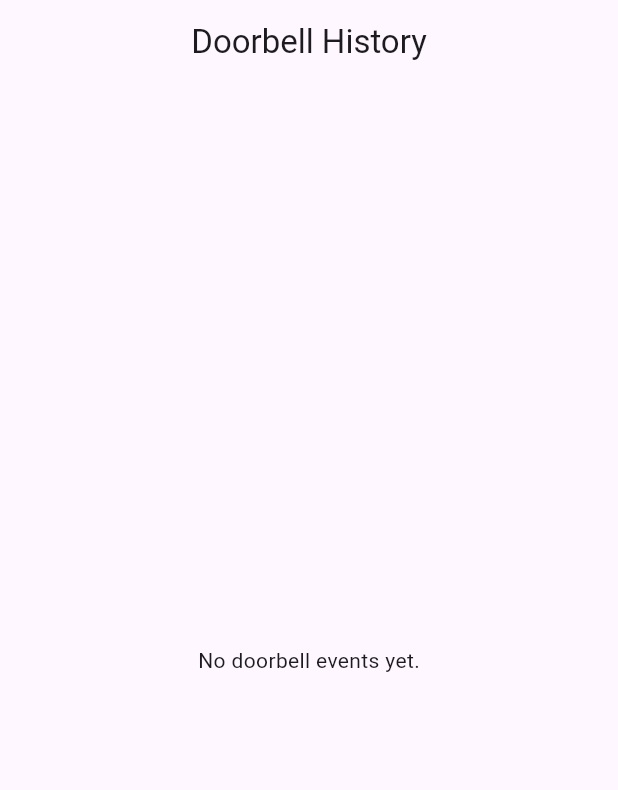
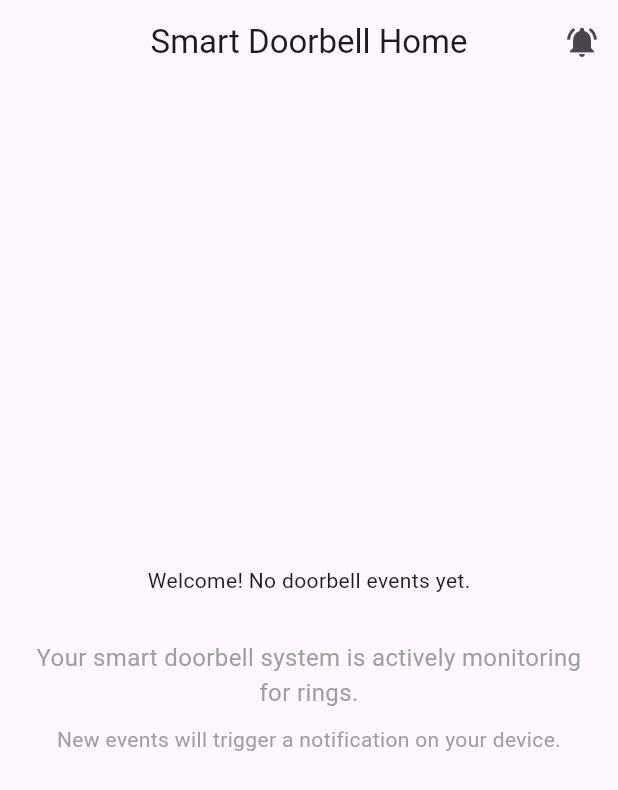
Before and after one commit to fenan-yosef/wireless_doorbell_app, a Flutter app: the screen it shows after launch, on a phone screen of 412 x 824 dp. Shown: the top 790 px of the screen. Run offline on Flutter 3.47's test engine with Material 3 defaults, Android fonts, the phone set to English and light mode, and no system bars; our stand-ins replace cloud_firestore, firebase_core, flutter_local_notifications; accounts and stored records are empty.

Commit message:
Refactor app structure: rename main activity, update labels, and enhance home screen

```diff
--- a/lib/main.dart
+++ b/lib/main.dart
@@ -5,7 +5,6 @@
 import 'package:flutter_local_notifications/flutter_local_notifications.dart';
 
 // Ensure this path is correct if you generated with flutterfire configure
-// It links your Firebase project to your Flutter app
 import 'firebase_options.dart'; // This file is generated by flutterfire configure
 
 // Initialize FlutterLocalNotificationsPlugin
@@ -38,28 +37,30 @@
   Widget build(BuildContext context) {
     return MaterialApp(
       title: 'Smart Doorbell',
+      debugShowCheckedModeBanner: false,
       theme: ThemeData(
         primarySwatch: Colors.blue,
       ),
-      home: const DoorbellHistoryScreen(),
+      home: const HomeScreen(), // Start with the HomeScreen
     );
   }
 }
 
-class DoorbellHistoryScreen extends StatefulWidget {
-  const DoorbellHistoryScreen({super.key});
+// --- HomeScreen Widget ---
+class HomeScreen extends StatefulWidget {
+  const HomeScreen({super.key});
 
   @override
-  State<DoorbellHistoryScreen> createState() => _DoorbellHistoryScreenState();
+  State<HomeScreen> createState() => _HomeScreenState();
 }
 
-class _DoorbellHistoryScreenState extends State<DoorbellHistoryScreen> {
+class _HomeScreenState extends State<HomeScreen> {
   final FirebaseFirestore _firestore = FirebaseFirestore.instance;
 
   @override
   void initState() {
     super.initState();
-    _listenForNewDoorbellEvents();
+    _listenForNewDoorbellEvents(); // Always listen for new events
   }
 
   // Listens for new doorbell events and triggers a local notification
@@ -67,8 +68,7 @@
     _firestore
         .collection('doorbell_events')
         .orderBy('triggeredAt', descending: true)
-        .limit(
-            1) // Only listen for the most recent event to trigger notification
+        .limit(1) // Only listen for the most recent event for notification
         .snapshots()
         .listen((snapshot) {
       if (snapshot.docChanges.isNotEmpty) {
@@ -78,25 +78,12 @@
             if (eventData != null) {
               final deviceId = eventData['deviceId'] ?? 'Unknown Device';
               final location = eventData['location'] ?? 'Unknown Location';
-              final triggeredAt =
-                  (eventData['triggeredAt'] as Timestamp?)?.toDate();
 
-              String notificationBody =
-                  'A ring occurred at $location (Device: $deviceId)';
-              if (triggeredAt != null) {
-                // Example formatting, adjust as needed
-                String formattedTime =
-                    '${triggeredAt.toLocal().hour}:${triggeredAt.toLocal().minute}';
-                notificationBody += ' at $formattedTime';
-              }
-
+              // Trigger notification
               _showLocalNotification(
                 '🔔 Doorbell Ring!',
                 'A ring occurred at $location (Device: $deviceId)',
               );
-
-              // You can also add a subtle vibration or sound here if desired
-              // Example: HapticFeedback.lightImpact();
             }
           }
         }
@@ -107,10 +94,10 @@
   Future<void> _showLocalNotification(String title, String body) async {
     const AndroidNotificationDetails androidPlatformChannelSpecifics =
     AndroidNotificationDetails(
-      'doorbell_channel', // Must match the channel ID from MainActivity.kt or define a new one
+      'doorbell_channel', // Must match the channel ID from MainActivity.kt
       'Doorbell Alerts',
       channelDescription: 'Notifications for smart doorbell rings',
-      importance: Importance.max,
+      importance: Importance.max, // High importance for visibility
       priority: Priority.high,
       showWhen: false,
     );
@@ -122,20 +109,123 @@
       title,
       body,
       platformChannelSpecifics,
-      payload:
-          'item x', // Optional payload to pass data when notification is tapped
+      payload: 'doorbell_event', // Optional payload
     );
   }
 
+
   @override
   Widget build(BuildContext context) {
+    return Scaffold(
+        appBar: AppBar(
+        title: const Text('Smart Doorbell Home'),
+    centerTitle: true,
+    actions: [
+    // Bell icon to navigate to the history list
+    IconButton(
+    icon: const Icon(Icons.notifications_active),
+    onPressed: () {
+    Navigator.push(
+    context,
+    MaterialPageRoute(builder: (context) => const DoorbellHistoryScreen()),
+    );
+    },
+    ),
+    ],
+    ),
+    body: Center(
+    child: Padding(
+    padding: const EdgeInsets.all(16.0),
+    child: Column(
+    mainAxisAlignment: MainAxisAlignment.center,
+    crossAxisAlignment: CrossAxisAlignment.center,
+    children: [
+    // Display the last recorded event
+    StreamBuilder<QuerySnapshot>(
+    stream: _firestore
+        .collection('doorbell_events')
+        .orderBy('triggeredAt', descending: true)
+        .limit(1) // Only show the most recent event on the home screen
+        .snapshots(),
+    builder: (context, snapshot) {
+    if (snapshot.hasError) {
+    return Text('Error: ${snapshot.error}');
+    }
+    if (snapshot.connectionState == ConnectionState.waiting) {
+    return const CircularProgressIndicator();
+    }
+    if (!snapshot.hasData || snapshot.data!.docs.isEmpty) {
+    return const Text('Welcome! No doorbell events yet.');
+    }
+
+    final lastEvent = snapshot.data!.docs.first.data() as Map<String, dynamic>;
+    final location = lastEvent['location'] ?? 'Unknown Location';
+    final deviceId = lastEvent['deviceId'] ?? 'Unknown Device';
+    final timestamp = (lastEvent['triggeredAt'] as Timestamp?)?.toDate();
+    final formattedTime = timestamp != null
+    ? '${timestamp.toLocal().hour}:${timestamp.toLocal().minute} on ${timestamp.toLocal().day}/${timestamp.toLocal().month}/${timestamp.toLocal().year}'
+        : 'N/A';
+
+
+    return Card(
+      elevation: 4,
+      margin: const EdgeInsets.only(bottom: 20),
+      child: Padding(
+        padding: const EdgeInsets.all(20.0),
+        child: Column(
+          mainAxisSize: MainAxisSize.min,
+          children: [
+            const Icon(Icons.doorbell, size: 60, color: Colors.blue),
+            const SizedBox(height: 15),
+            const Text(
+              'Last Doorbell Ring:',
+              style: TextStyle(fontSize: 20, fontWeight: FontWeight.bold),
+            ),
+            const SizedBox(height: 10),
+            Text('Location: $location', style: const TextStyle(fontSize: 16)),
+            Text('Device: $deviceId', style: const TextStyle(fontSize: 16)),
+            Text('Time: $formattedTime', style: const TextStyle(fontSize: 16)),
+          ],
+        ),
+      ),
+    );
+    },
+    ),
+      const SizedBox(height: 30),
+      // Additional Home Page Content to fill the space
+      const Text(
+        'Your smart doorbell system is actively monitoring for rings.',
+        textAlign: TextAlign.center,
+        style: TextStyle(fontSize: 16, color: Colors.grey),
+      ),
+      const SizedBox(height: 10),
+      const Text(
+        'New events will trigger a notification on your device.',
+        textAlign: TextAlign.center,
+        style: TextStyle(fontSize: 14, color: Colors.grey),
+      ),
+    ],
+    ),
+    ),
+    ),
+    );
+  }
+}
+
+// --- DoorbellHistoryScreen Widget ---
+class DoorbellHistoryScreen extends StatelessWidget {
+  const DoorbellHistoryScreen({super.key});
+
+  @override
+  Widget build(BuildContext context) {
+    final FirebaseFirestore _firestore = FirebaseFirestore.instance;
+
     return Scaffold(
         appBar: AppBar(
           title: const Text('Doorbell History'),
           centerTitle: true,
         ),
         body: StreamBuilder<QuerySnapshot>(
-        // Stream to fetch all doorbell events, ordered by newest first
         stream: _firestore
         .collection('doorbell_events')
         .orderBy('triggeredAt', descending: true)
@@ -153,7 +243,6 @@
     return const Center(child: Text('No doorbell events yet.'));
     }
 
-          // Display the list of doorbell events
     return ListView.builder(
     itemCount: snapshot.data!.docs.length,
     itemBuilder: (context, index) {
@@ -168,6 +257,7 @@
     ? '${dateTime.toLocal().hour}:${dateTime.toLocal().minute}:${dateTime.toLocal().second} - ${dateTime.toLocal().day}/${dateTime.toLocal().month}/${dateTime.toLocal().year}'
         : 'N/A';
 
+
     return Card(
       margin: const EdgeInsets.symmetric(horizontal: 10, vertical: 5),
       elevation: 3,
@@ -178,8 +268,7 @@
           children: [
             Text(
               'Location: $location',
-                        style: const TextStyle(
-                            fontSize: 18, fontWeight: FontWeight.bold),
+              style: const TextStyle(fontSize: 18, fontWeight: FontWeight.bold),
             ),
             const SizedBox(height: 5),
             Text(
```
Also changed, not shown: pubspec.lock, 7 other files. Lines whose indentation alone changed are shown as unchanged.
